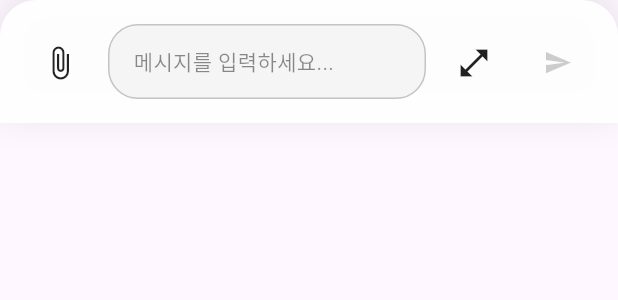
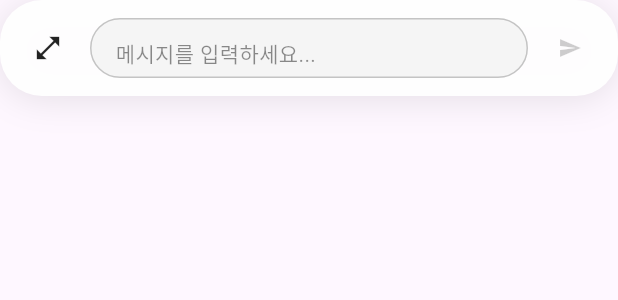
Before and after one commit to TA-ZeroRo/frontend, a Flutter app: the InlineChatWidget widget shown alone on an empty page, opened directly, on a phone screen of 412 x 824 dp. Shown: the top 300 px of the screen. Run offline on Flutter 3.47's test engine with Material 3 defaults, Android fonts, the phone set to English and light mode, and no system bars; our stand-ins replace dio, flutter_dotenv, flutter_riverpod, freezed_annotation, get_it, go_router and 8 more; missing offline and left inert: flutter_3d_controller; accounts and stored records are empty; Roboto replaces fonts that are missing (Pretendard).

```diff
--- a/lib/presentation/screens/main/pages/home/widgets/chat/inline_chat_widget.dart
+++ b/lib/presentation/screens/main/pages/home/widgets/chat/inline_chat_widget.dart
@@ -80,52 +80,6 @@ class _InlineChatWidgetState extends ConsumerState<InlineChatWidget> {
     }
   }
 
-  void _showAttachmentOptions() {
-    showModalBottomSheet(
-      context: context,
-      builder: (context) {
-        return Container(
-          padding: const EdgeInsets.all(ChatSpacing.md),
-          child: Column(
-            mainAxisSize: MainAxisSize.min,
-            children: [
-              ListTile(
-                leading: const Icon(Icons.camera_alt),
-                title: const Text('카메라'),
-                onTap: () {
-                  Navigator.pop(context);
-                  ScaffoldMessenger.of(context).showSnackBar(
-                    const SnackBar(content: Text('카메라 기능은 곧 추가될 예정입니다')),
-                  );
-                },
-              ),
-              ListTile(
-                leading: const Icon(Icons.photo_library),
-                title: const Text('갤러리'),
-                onTap: () {
-                  Navigator.pop(context);
-                  ScaffoldMessenger.of(context).showSnackBar(
-                    const SnackBar(content: Text('갤러리 기능은 곧 추가될 예정입니다')),
-                  );
-                },
-              ),
-              ListTile(
-                leading: const Icon(Icons.insert_drive_file),
-                title: const Text('문서'),
-                onTap: () {
-                  Navigator.pop(context);
-                  ScaffoldMessenger.of(context).showSnackBar(
-                    const SnackBar(content: Text('문서 첨부 기능은 곧 추가될 예정입니다')),
-                  );
-                },
-              ),
-            ],
-          ),
-        );
-      },
-    );
-  }
-
   void _expandChat() {
     ref.read(chatViewStateProvider.notifier).setState(ChatViewState.chatActive);
   }
@@ -165,21 +119,24 @@ class _InlineChatWidgetState extends ConsumerState<InlineChatWidget> {
     final hasMessages = displayItems.isNotEmpty;
 
     return Positioned(
-      left: 0,
-      right: 0,
-      bottom: 0,
+      left: ChatSpacing.md,
+      right: ChatSpacing.md,
+      bottom: ChatSpacing.lg,
       child: Container(
         constraints: BoxConstraints(
-          maxHeight: MediaQuery.of(context).size.height * 0.5,
+          minHeight: hasMessages ? 0 : 64,
+          maxHeight: hasMessages
+              ? MediaQuery.of(context).size.height * 0.5
+              : 64,
         ),
         decoration: BoxDecoration(
-          color: Colors.white.withValues(alpha: 0.95),
-          borderRadius: const BorderRadius.vertical(top: Radius.circular(24)),
+          color: Colors.white.withValues(alpha: hasMessages ? 0.75 : 0.95),
+          borderRadius: BorderRadius.circular(hasMessages ? 24 : 28),
           boxShadow: [
             BoxShadow(
               color: Colors.black.withValues(alpha: 0.1),
               blurRadius: 20,
-              offset: const Offset(0, -5),
+              offset: hasMessages ? const Offset(0, -5) : const Offset(0, 2),
             ),
           ],
         ),
@@ -235,7 +192,7 @@ class _InlineChatWidgetState extends ConsumerState<InlineChatWidget> {
                             begin: Alignment.topCenter,
                             end: Alignment.bottomCenter,
                             colors: [
-                              Colors.white.withValues(alpha: 0.95),
+                              Colors.white.withValues(alpha: 0.75),
                               Colors.white.withValues(alpha: 0.0),
                             ],
                           ),
@@ -280,27 +237,33 @@ class _InlineChatWidgetState extends ConsumerState<InlineChatWidget> {
 
             // Input area
             Container(
-              padding: const EdgeInsets.all(ChatSpacing.md),
+              padding: hasMessages
+                  ? const EdgeInsets.all(ChatSpacing.md)
+                  : const EdgeInsets.symmetric(
+                      horizontal: ChatSpacing.xs,
+                      vertical: ChatSpacing.xs,
+                    ),
               child: SafeArea(
                 top: false,
                 child: Row(
-                  crossAxisAlignment: CrossAxisAlignment.end,
+                  crossAxisAlignment: CrossAxisAlignment.center,
                   children: [
-                    // Attachment button
+                    // Expand button (moved to left)
                     IconButton(
-                      icon: const Icon(Icons.attach_file),
-                      onPressed: _showAttachmentOptions,
+                      icon: const Icon(Icons.open_in_full),
+                      onPressed: _expandChat,
                       color: Colors.black87,
-                      tooltip: '파일 첨부',
+                      tooltip: '대화 확장',
+                      iconSize: 20,
                     ),
-                    const SizedBox(width: ChatSpacing.xs),
+                    const SizedBox(width: ChatSpacing.xxs),
 
                     // Text input field
                     Expanded(
                       child: Container(
-                        constraints: const BoxConstraints(
+                        constraints: BoxConstraints(
                           minHeight: 40,
-                          maxHeight: 120,
+                          maxHeight: hasMessages ? 120 : 40,
                         ),
                         decoration: BoxDecoration(
                           color: Colors.grey[100],
@@ -312,7 +275,7 @@ class _InlineChatWidgetState extends ConsumerState<InlineChatWidget> {
                         ),
                         child: TextField(
                           controller: _textController,
-                          maxLines: null,
+                          maxLines: hasMessages ? null : 1,
                           textInputAction: TextInputAction.newline,
                           style: AppTextStyle.bodyLarge,
                           decoration: InputDecoration(
@@ -330,16 +293,7 @@ class _InlineChatWidgetState extends ConsumerState<InlineChatWidget> {
                         ),
                       ),
                     ),
-                    const SizedBox(width: ChatSpacing.xs),
-
-                    // Expand button
-                    IconButton(
-                      icon: const Icon(Icons.open_in_full),
-                      onPressed: _expandChat,
-                      color: Colors.black87,
-                      tooltip: '대화 확장',
-                    ),
-                    const SizedBox(width: ChatSpacing.xs),
+                    const SizedBox(width: ChatSpacing.xxs),
 
                     // Send button
                     AnimatedScale(
@@ -354,6 +308,7 @@ class _InlineChatWidgetState extends ConsumerState<InlineChatWidget> {
                           color: ChatColors.userMessageBg,
                           disabledColor: ChatColors.disabledGray,
                           tooltip: '전송',
+                          iconSize: 20,
                         ),
                       ),
                     ),
```
Also changed, not shown: lib/presentation/screens/main/pages/profile/settings_dialog.dart (+53 -10 lines).
